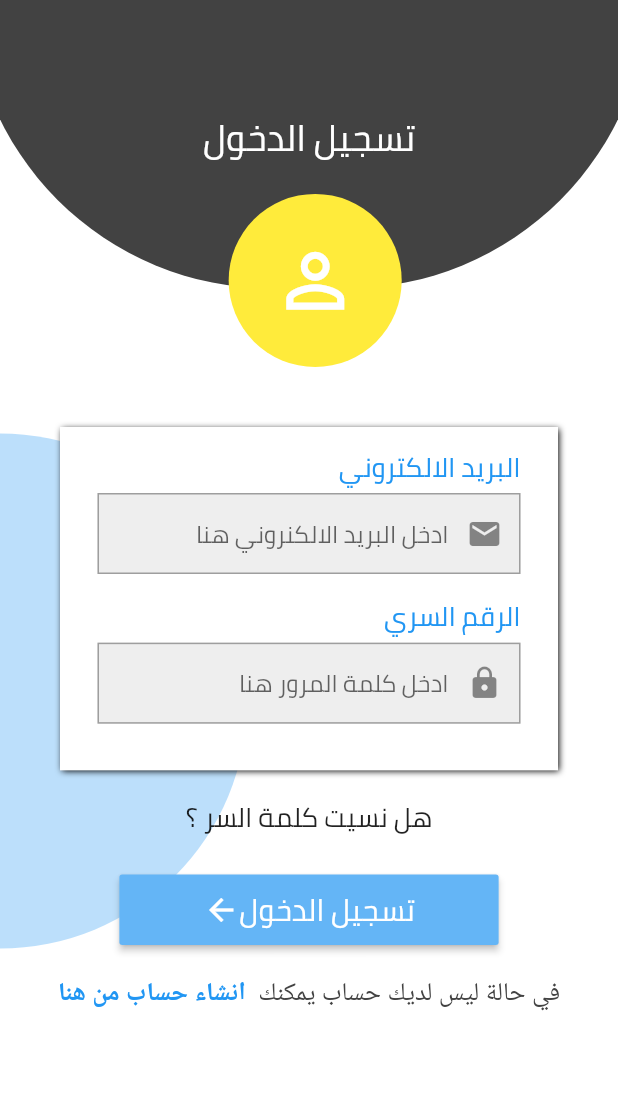
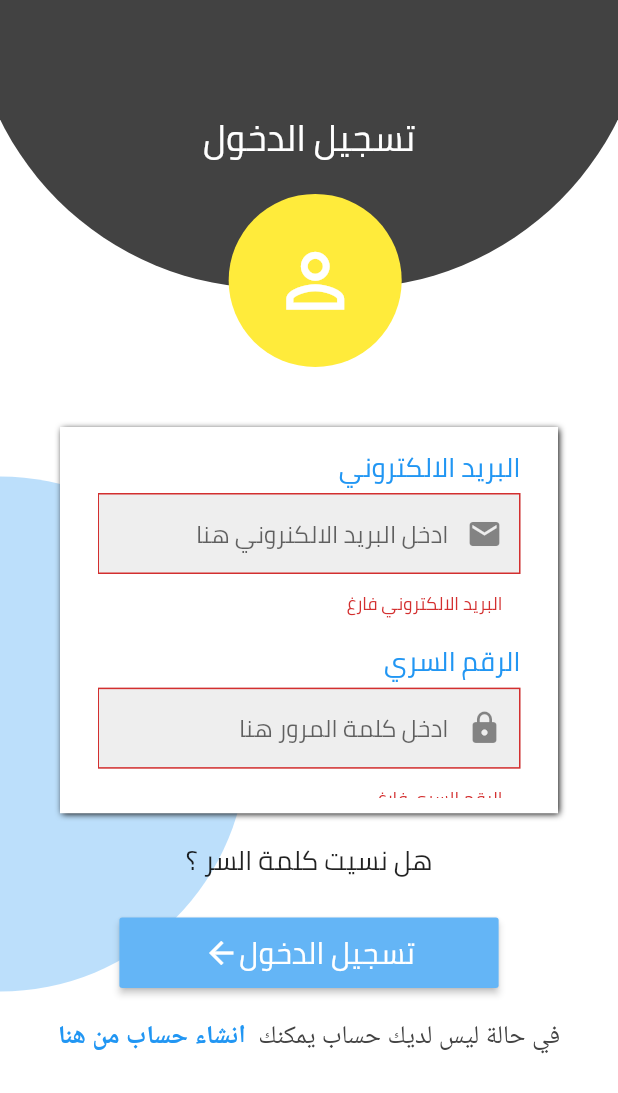
Before and after one commit to MohamedSaad8/Mobile_Store, a Flutter app: the LoginScreen screen opened by its route, after a tap on "تسجيل الدخول", on a phone screen of 412 x 824 dp. Shown: the top 1093 px of the screen. Run offline on Flutter 3.47's test engine with Material 2 defaults, Android fonts, the phone set to English and light mode, and no system bars; our stand-ins replace carousel_pro, device_preview; network calls fail.

Commit message:
add form validation

```diff
--- a/lib/screens/login_screen.dart
+++ b/lib/screens/login_screen.dart
@@ -14,6 +14,7 @@ class LoginScreen extends StatefulWidget {
 
 class _LoginScreenState extends State<LoginScreen> {
   TapGestureRecognizer _signUpScreen;
+  GlobalKey<FormState> _globalKey = GlobalKey<FormState>();
 
   @override
   void initState() {
@@ -170,7 +171,7 @@ class _LoginScreenState extends State<LoginScreen> {
                             duration: Duration(milliseconds: 600),
                             curve: mode.loginMode == false ? Curves.easeInOutBack : Curves.easeInBack,
                             height: mode.loginMode
-                                ? screenWidth / 1.8
+                                ? screenWidth / 1.6
                                 : screenWidth / 0.96,
                             width: screenWidth,
                             decoration: BoxDecoration(
@@ -186,6 +187,7 @@ class _LoginScreenState extends State<LoginScreen> {
                             child: Directionality(
                               textDirection: TextDirection.rtl,
                               child: Form(
+                                key: _globalKey,
                                 child: Padding(
                                   padding: const EdgeInsets.symmetric(
                                     horizontal: 25,
@@ -217,7 +219,10 @@ class _LoginScreenState extends State<LoginScreen> {
                           child: ButtonTheme(
                             buttonColor: Colors.blue[300],
                             child: RaisedButton(
-                              onPressed: () {},
+                              onPressed: ()
+                              {
+                                _globalKey.currentState.validate();
+                              },
                               child: Padding(
                                 padding: const EdgeInsets.symmetric(
                                     horizontal: 40, vertical: 5),
--- a/lib/widget/custom_text_form_feild.dart
+++ b/lib/widget/custom_text_form_feild.dart
@@ -5,11 +5,31 @@ class CustomTextFormFiled extends StatelessWidget {
   String hintText ;
   IconData icon ;
   CustomTextFormFiled({@required this.hintText, @required this.icon});
+  String _erroeMessage(String hint)
+  {
+    switch(hint)
+    {
+      case "ادخل اسم المستخدم" : return "اسم المستخدم فارغ";
+      case "ادخل البريد الالكنروني هنا" : return "البريد الالكتروني فارغ" ;
+      case "ادخل كلمة المرور هنا" : return "الرقم السري فارغ" ;
+
+    }
+  }
 
   @override
   Widget build(BuildContext context) {
     return TextFormField(
       obscureText: (hintText == "ادخل كلمة المرور هنا") ? true : false,
+      validator: (value)
+      // ignore: missing_return
+      {
+        if(value.isEmpty)
+          {
+            return _erroeMessage(hintText);
+          // ignore: missing_return,
+          }
+
+      },
       keyboardType: TextInputType.visiblePassword,
       decoration: InputDecoration(
         prefixIcon: Icon(icon),
@@ -33,6 +53,16 @@ class CustomTextFormFiled extends StatelessWidget {
             width: 1,
           ),
         ),
+        border: OutlineInputBorder(
+          borderRadius: BorderRadius.circular(0),
+          borderSide: BorderSide(
+            color: Colors.grey,
+            style: BorderStyle.solid,
+            width: 1,
+          ),
+        ),
+
+
       ),
     );
   }
--- a/lib/widget/login_ui_box.dart
+++ b/lib/widget/login_ui_box.dart
@@ -1,7 +1,4 @@
 import 'package:flutter/material.dart';
-import 'package:mobilestore/models/categories_ofline.dart';
-import 'package:mobilestore/providers/ui_mode.dart';
-import 'package:provider/provider.dart';
 import 'custom_text_form_feild.dart';
 
 class loginUiBox extends StatelessWidget {
```
